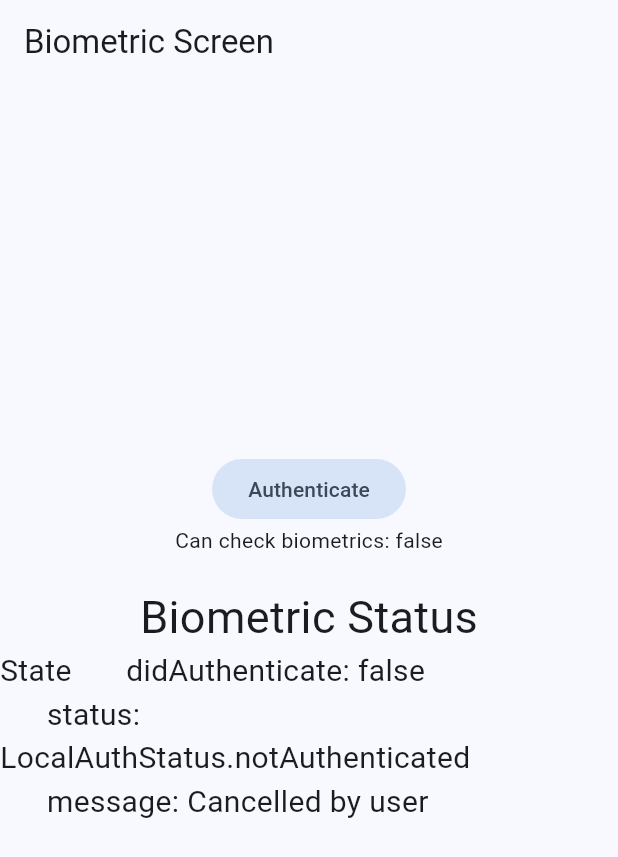
After one commit to EnocDelgado/miscelaneos, a Flutter app: the BiometricScreen screen opened by its route, after a tap on "Authenticate", on a phone screen of 412 x 824 dp. The commit adds this screen. Shown: the top 857 px of the screen. Run offline on Flutter 3.47's test engine with Material 2 defaults, Android fonts, the phone set to English and light mode, and no system bars; our stand-ins replace dio, flutter_compass, flutter_riverpod, go_router, google_fonts, local_auth and 2 more.

Commit message:
Section 8 finnished

```diff
--- a/lib/config/config.dart
+++ b/lib/config/config.dart
@@ -1,3 +1,4 @@
 export 'theme/app_theme.dart';
 export 'router/app_router.dart';
 export 'plugins/share_plugin.dart';
+export 'plugins/local_auth_plugin.dart';
--- /dev/null
+++ b/lib/config/plugins/local_auth_plugin.dart
@@ -0,0 +1,56 @@
+import 'package:flutter/services.dart';
+import 'package:local_auth/local_auth.dart';
+import 'package:local_auth/error_codes.dart' as auth_error;
+
+
+class LocalAuthPlugin {
+
+  static final LocalAuthentication auth = LocalAuthentication();
+
+  static availableBiometrics() async {
+
+    final List<BiometricType> availableBiometrics = await auth.getAvailableBiometrics();
+
+    if (availableBiometrics.isNotEmpty) {
+      // Some biometrics are enrolled.
+    }
+
+    if (availableBiometrics.contains(BiometricType.strong) ||
+        availableBiometrics.contains(BiometricType.face)) {
+      // Specific types of biometrics are available.
+      // Use checks like this with caution!
+    }
+  }
+
+  // is a wrapper that our method
+  static Future<bool> canCheckBiometrics() async {
+    return await auth.canCheckBiometrics;
+  }
+
+  // implements authentication
+  static Future<( bool, String )> authenticate({ bool biometricOnly = false }) async {
+
+    try {
+
+      final bool didAuthenticate = await auth.authenticate(
+        localizedReason: 'Please authenticate to show account balance',
+        options: AuthenticationOptions(
+          biometricOnly: biometricOnly
+        )
+      );
+
+      return (didAuthenticate, didAuthenticate ? 'Unlocked' : 'Cancelled by user');
+
+    } on PlatformException catch ( error ) {
+
+      if ( error.code == auth_error.notEnrolled ) return ( false, 'Does not biometrics enrolled');
+      if ( error.code == auth_error.lockedOut ) return ( false, 'Many failed attempts');
+      if ( error.code == auth_error.notAvailable ) return ( false, 'There are not biometrics');
+      if ( error.code == auth_error.passcodeNotSet ) return ( false, 'There is not set a passcode');
+      if ( error.code == auth_error.permanentlyLockedOut ) return ( false, 'Device unlock required ');
+
+      return (false, error.toString());
+    }
+  }
+
+}
--- a/lib/config/router/app_router.dart
+++ b/lib/config/router/app_router.dart
@@ -58,6 +58,12 @@ final router = GoRouter(
       ]
     ),
 
+    //! Biometrics
+    GoRoute(
+      path: '/biometrics',
+      builder: (context, state) => const BiometricScreen(),
+    ),
+
 
   ]
 );
--- /dev/null
+++ b/lib/presentation/providers/local_auth/local_auth_providers.dart
@@ -0,0 +1,66 @@
+import 'package:flutter_riverpod/flutter_riverpod.dart';
+
+import 'package:miscelaneos/config/config.dart';
+
+final canCheckBiometricsProvider = FutureProvider<bool>( ( ref ) async {
+  return await LocalAuthPlugin.canCheckBiometrics();
+});
+
+
+enum LocalAuthStatus { authenticated, notAuthenticated, authenticating }
+
+class LocalAuthState {
+
+  final bool didAuthenticate;
+  final LocalAuthStatus status;
+  final String message;
+
+  LocalAuthState({
+    this.didAuthenticate = false,
+    this.status = LocalAuthStatus.notAuthenticated,
+    this.message = ''
+  });
+
+  LocalAuthState copyWith({
+    bool? didAuthenticate,
+    LocalAuthStatus? status,
+    String? message,
+  }) => LocalAuthState(
+      didAuthenticate: didAuthenticate ?? this.didAuthenticate,
+      status: status ?? this.status,
+      message: message ?? this.message,
+  );
+
+  @override
+  String toString() {
+    return '''
+      didAuthenticate: $didAuthenticate
+      status: $status
+      message: $message
+    ''';
+  }
+
+}
+
+class LocalAuthNotifier extends StateNotifier<LocalAuthState> {
+
+  LocalAuthNotifier(): super( LocalAuthState() );
+
+  Future<( bool, String )> authenticateUser({ bool biometricOnly = false }) async {
+
+    final ( didAuthenticate, message ) = await LocalAuthPlugin.authenticate( biometricOnly: biometricOnly );
+
+    state = state.copyWith(
+      didAuthenticate: didAuthenticate,
+      message: message,
+      status: didAuthenticate ? LocalAuthStatus.authenticated : LocalAuthStatus.notAuthenticated
+    );
+
+    return (didAuthenticate, message);
+  }
+
+}
+
+final localAuthProvider = StateNotifierProvider<LocalAuthNotifier, LocalAuthState>((ref) {
+  return LocalAuthNotifier();
+});
--- a/lib/presentation/providers/providers.dart
+++ b/lib/presentation/providers/providers.dart
@@ -10,3 +10,5 @@ export 'sensors/compass/compass_provider.dart';
 
 export 'pokemons/pokemon_list_provider.dart';
 export 'pokemons/pokemon_provider.dart';
+
+export 'local_auth/local_auth_providers.dart';
--- /dev/null
+++ b/lib/presentation/screens/biometrics/biometric_screen.dart
@@ -0,0 +1,44 @@
+import 'package:flutter/material.dart';
+import 'package:flutter_riverpod/flutter_riverpod.dart';
+import 'package:miscelaneos/presentation/providers/providers.dart';
+
+class BiometricScreen extends ConsumerWidget {
+  const BiometricScreen({super.key});
+
+  @override
+  Widget build( BuildContext context, ref ) {
+
+    final canCheckBiometrics = ref.watch( canCheckBiometricsProvider );
+    final localAuthState = ref.watch( localAuthProvider );
+
+    return Scaffold(
+      appBar: AppBar(
+        title: const Text('Biometric Screen'),
+      ),
+
+      body: Center(
+        child: Column(
+          mainAxisAlignment: MainAxisAlignment.center,
+          children: [
+            FilledButton.tonal(
+              onPressed: (){
+                ref.read( localAuthProvider.notifier ).authenticateUser();
+              },
+              child: const Text('Authenticate')
+            ),
+
+            canCheckBiometrics.when(
+              data: ( canCheck ) => Text('Can check biometrics: $canCheck') ,
+              error: ( error, _ ) => Text('Error $error '),
+              loading: () => const CircularProgressIndicator()
+            ),
+
+            const SizedBox( height: 20 ),
+            const Text('Biometric Status', style: TextStyle( fontSize: 30 )),
+            Text( 'State $localAuthState', style: const TextStyle( fontSize: 20 )),
+          ],
+        ),
+      )
+    );
+  }
+}
--- a/lib/presentation/screens/screens.dart
+++ b/lib/presentation/screens/screens.dart
@@ -7,3 +7,5 @@ export 'sensors/sensors.dart';
 
 export 'pokemons/pokemons_screen.dart';
 export 'pokemons/pokemon_screen.dart';
+
+export 'biometrics/biometric_screen.dart';
--- a/lib/presentation/widgets/shared/main_menu.dart
+++ b/lib/presentation/widgets/shared/main_menu.dart
@@ -17,7 +17,9 @@ final menuItems = <MenuItem>[
   MenuItem('Gyroscope Ball', Icons.sports_baseball_outlined, '/gyroscope-ball'),
   MenuItem('Compass', Icons.explore, '/compass'),
 
-  MenuItem('Pokemon', Icons.catching_pokemon, '/pokemons')
+  MenuItem('Pokemon', Icons.catching_pokemon, '/pokemons'),
+
+  MenuItem('Biometrics', Icons.fingerprint, '/biometrics')
 ];
 
 class MainMenu extends StatelessWidget {
--- a/pubspec.yaml
+++ b/pubspec.yaml
@@ -14,6 +14,7 @@ dependencies:
   flutter_riverpod: ^2.3.6
   go_router: ^10.0.0
   google_fonts: ^5.1.0
+  local_auth: ^2.1.6
   permission_handler: ^10.4.3
   sensors_plus: ^3.0.3
   share_plus: ^7.1.0
```
Also changed, not shown: pubspec.lock, 5 other files.
